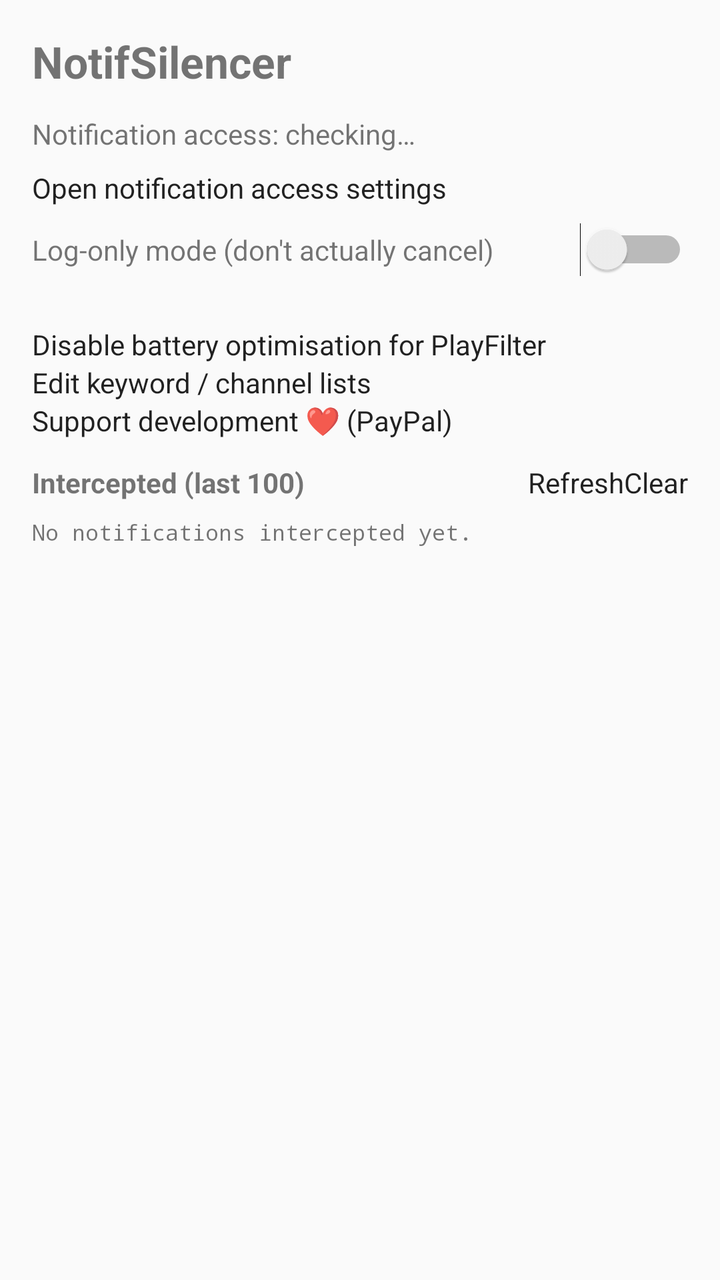
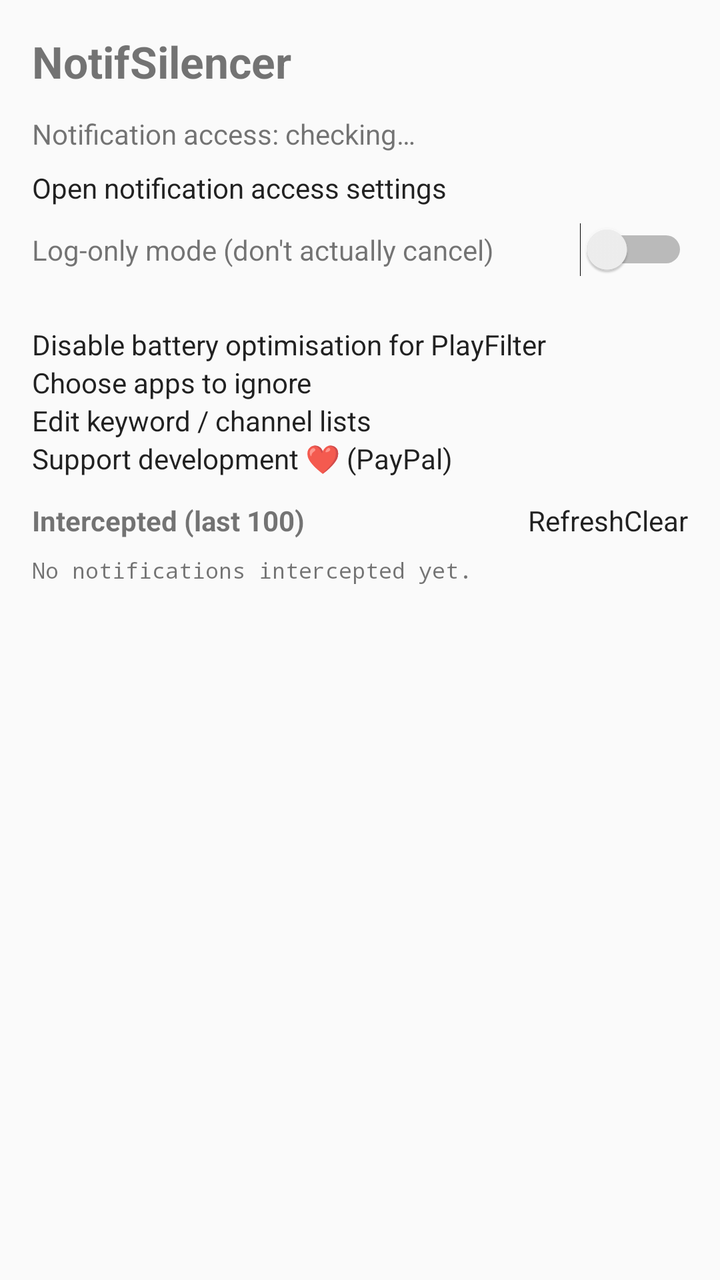

The first picture is an Android layout as it rendered before a commit; the second is the same layout after the commit. The layout source and the unified diff follow.
<!-- AndroidManifest.xml: application theme Theme.PlayFilter -->
<!-- res/layout/activity_main.xml -->
<?xml version="1.0" encoding="utf-8"?>
<ScrollView xmlns:android="http://schemas.android.com/apk/res/android"
    android:layout_width="match_parent"
    android:layout_height="match_parent"
    android:fillViewport="true">

    <LinearLayout
        android:layout_width="match_parent"
        android:layout_height="wrap_content"
        android:orientation="vertical"
        android:padding="16dp">

        <TextView
            android:layout_width="wrap_content"
            android:layout_height="wrap_content"
            android:text="@string/app_name"
            android:textSize="22sp"
            android:textStyle="bold"
            android:paddingBottom="12dp" />

        <TextView
            android:id="@+id/statusLine"
            android:layout_width="match_parent"
            android:layout_height="wrap_content"
            android:paddingBottom="8dp"
            android:text="@string/status_unknown" />

        <Button
            android:id="@+id/btnAccess"
            android:layout_width="match_parent"
            android:layout_height="wrap_content"
            android:text="@string/open_access_settings" />

        <LinearLayout
            android:layout_width="match_parent"
            android:layout_height="wrap_content"
            android:orientation="horizontal"
            android:paddingTop="8dp"
            android:gravity="center_vertical">

            <TextView
                android:layout_width="0dp"
                android:layout_height="wrap_content"
                android:layout_weight="1"
                android:text="@string/log_only_label" />

            <Switch
                android:id="@+id/switchLogOnly"
                android:layout_width="wrap_content"
                android:layout_height="wrap_content" />
        </LinearLayout>

        <TextView
            android:id="@+id/modeHint"
            android:layout_width="match_parent"
            android:layout_height="wrap_content"
            android:textSize="12sp"
            android:paddingBottom="8dp" />

        <Button
            android:id="@+id/btnBattery"
            android:layout_width="match_parent"
            android:layout_height="wrap_content"
            android:text="@string/battery_exemption" />

        <Button
            android:id="@+id/btnKeywords"
            android:layout_width="match_parent"
            android:layout_height="wrap_content"
            android:text="@string/edit_keywords" />

        <Button
            android:id="@+id/btnSupport"
            android:layout_width="match_parent"
            android:layout_height="wrap_content"
            android:text="@string/support_dev" />

        <LinearLayout
            android:layout_width="match_parent"
            android:layout_height="wrap_content"
            android:orientation="horizontal"
            android:paddingTop="12dp"
            android:gravity="center_vertical">

            <TextView
                android:layout_width="0dp"
                android:layout_height="wrap_content"
                android:layout_weight="1"
                android:text="@string/intercepted_log"
                android:textStyle="bold" />

            <Button
                android:id="@+id/btnRefresh"
                android:layout_width="wrap_content"
                android:layout_height="wrap_content"
                android:text="@string/refresh" />

            <Button
                android:id="@+id/btnClear"
                android:layout_width="wrap_content"
                android:layout_height="wrap_content"
                android:text="@string/clear" />
        </LinearLayout>

        <TextView
            android:id="@+id/logView"
            android:layout_width="match_parent"
            android:layout_height="wrap_content"
            android:fontFamily="monospace"
            android:textSize="11sp"
            android:paddingTop="8dp"
            android:textIsSelectable="true"
            android:text="@string/log_empty" />

    </LinearLayout>
</ScrollView>
<!-- resources referenced by this layout -->
<resources>
  <string name="app_name">NotifSilencer</string>
  <string name="battery_exemption">Disable battery optimisation for PlayFilter</string>
  <string name="clear">Clear</string>
  <string name="edit_keywords">Edit keyword / channel lists</string>
  <string name="intercepted_log">Intercepted (last 100)</string>
  <string name="log_empty">No notifications intercepted yet.</string>
  <string name="log_only_label">Log-only mode (don\'t actually cancel)</string>
  <string name="open_access_settings">Open notification access settings</string>
  <string name="refresh">Refresh</string>
  <string name="status_unknown">Notification access: checking…</string>
  <string name="support_dev">Support development ❤️ (PayPal)</string>
  <style name="Theme.PlayFilter" parent="@android:style/Theme.Material.Light" />
</resources>

<!-- the commit's change to res/layout/activity_main.xml (unified diff, before → after) -->
@@ -64,6 +64,12 @@
             android:text="@string/battery_exemption" />
 
         <Button
+            android:id="@+id/btnIgnoreApps"
+            android:layout_width="match_parent"
+            android:layout_height="wrap_content"
+            android:text="@string/ignore_apps" />
+
+        <Button
             android:id="@+id/btnKeywords"
             android:layout_width="match_parent"
             android:layout_height="wrap_content"
<!-- resource entries referenced after the edit -->
@@ -4,6 +4,7 @@
   <string name="battery_exemption">Disable battery optimisation for PlayFilter</string>
   <string name="clear">Clear</string>
   <string name="edit_keywords">Edit keyword / channel lists</string>
+  <string name="ignore_apps">Choose apps to ignore</string>
   <string name="intercepted_log">Intercepted (last 100)</string>
   <string name="log_empty">No notifications intercepted yet.</string>
   <string name="log_only_label">Log-only mode (don\'t actually cancel)</string>
